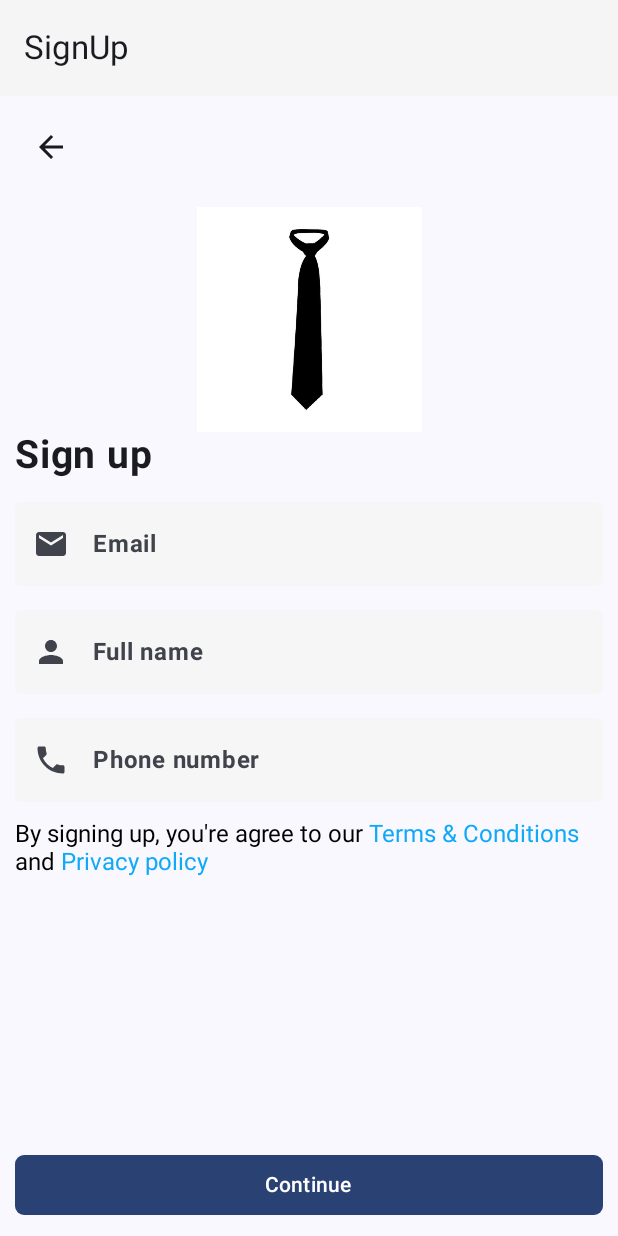
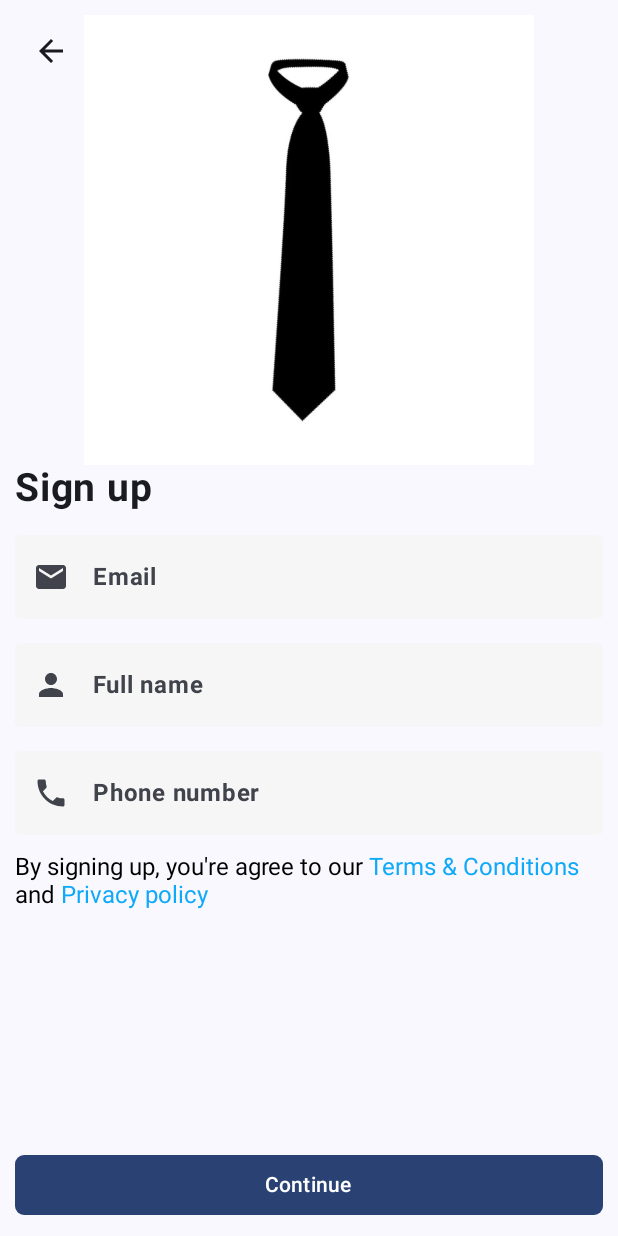
Before and after one commit to khyzhun/kravatka, an Android app built with Jetpack Compose: the SignUpScreen screen opened through its navigation route, on a phone screen of 412 x 824 dp. Run offline under Robolectric (Android 15) with nearby library versions, the phone set to English and light mode, and no system bars; our stand-ins replace Dagger/Hilt's generated code.

Commit message:
fixed top bar in screens

```diff
--- a/app/src/main/java/com/khyzhun/kravatka/core/components/TopBar.kt
+++ b/app/src/main/java/com/khyzhun/kravatka/core/components/TopBar.kt
@@ -16,7 +16,7 @@ import com.khyzhun.kravatka.ui.theme.Gray100
 
 @OptIn(ExperimentalMaterial3Api::class)
 @Composable
-fun TopBar(
+fun TopBarApp(
     title: String,
     onBackClick: () -> Unit = { },
     isEnableBackIcon:Boolean = true
--- a/app/src/main/java/com/khyzhun/kravatka/pages/notifications/NotificationsScreen.kt
+++ b/app/src/main/java/com/khyzhun/kravatka/pages/notifications/NotificationsScreen.kt
@@ -31,13 +31,13 @@ import androidx.compose.ui.tooling.preview.Preview
 import androidx.compose.ui.unit.dp
 import androidx.compose.ui.unit.sp
 import com.khyzhun.kravatka.R
-import com.khyzhun.kravatka.core.components.TopBar
+import com.khyzhun.kravatka.core.components.TopBarApp
 
 @OptIn(ExperimentalMaterial3Api::class)
 @Composable
 fun NotificationsScreen(onBackClick: () -> Unit) {
     Scaffold(topBar = {
-        TopBar(
+        TopBarApp(
             title = stringResource(id = R.string.notifications),
             onBackClick = onBackClick
         )
--- a/app/src/main/java/com/khyzhun/kravatka/pages/sing_up/SignUpScreen.kt
+++ b/app/src/main/java/com/khyzhun/kravatka/pages/sing_up/SignUpScreen.kt
@@ -21,8 +21,6 @@ import androidx.compose.material3.OutlinedTextField
 import androidx.compose.material3.Scaffold
 import androidx.compose.material3.Text
 import androidx.compose.material3.TextFieldDefaults
-import androidx.compose.material3.TopAppBar
-import androidx.compose.material3.TopAppBarDefaults
 import androidx.compose.runtime.Composable
 import androidx.compose.runtime.getValue
 import androidx.compose.runtime.mutableStateOf
@@ -38,15 +36,13 @@ import androidx.compose.ui.text.TextStyle
 import androidx.compose.ui.text.buildAnnotatedString
 import androidx.compose.ui.text.font.FontWeight
 import androidx.compose.ui.text.input.KeyboardType
-import androidx.compose.ui.text.style.TextOverflow
 import androidx.compose.ui.text.withStyle
 import androidx.compose.ui.unit.dp
 import androidx.compose.ui.unit.sp
 import com.khyzhun.kravatka.R
-import com.khyzhun.kravatka.ui.theme.Gray100
 import com.khyzhun.kravatka.widgets.BackIconButton
 import com.khyzhun.kravatka.widgets.ButtonPrimary
-import java.util.Locale
+import java.util.*
 
 @OptIn(ExperimentalMaterial3Api::class)
 @Composable
@@ -57,8 +53,8 @@ fun SignUpScreen(
     onTermsConditionsClick: () -> Unit,
     privacyPolicyOnClick: () -> Unit
 ) {
-    Scaffold(topBar = { TopBar() }) {
-        SignUnScreenContent(
+    Scaffold {
+        SignUpScreenContent(
             viewModel = viewModel,
             onBackClick = onBackClick,
             onNextClick = onNextClick,
@@ -71,7 +67,7 @@ fun SignUpScreen(
 
 @OptIn(ExperimentalMaterial3Api::class)
 @Composable
-private fun SignUnScreenContent(
+private fun SignUpScreenContent(
     viewModel: SignUpViewModel,
     onBackClick: () -> Unit,
     onNextClick: () -> Unit,
@@ -94,7 +90,7 @@ private fun SignUnScreenContent(
                 contentDescription = null,
                 modifier = modifier
                     .fillMaxWidth()
-                    .height(150.dp)
+                    .height(300.dp)
             )
         }
         Text(
@@ -236,15 +232,3 @@ private fun PrivacyBlock(onTermsConditionsClick: () -> Unit, privacyPolicyOnClic
                 }
         })
 }
-
-@OptIn(ExperimentalMaterial3Api::class)
-@Composable
-private fun TopBar() {
-    TopAppBar(
-        title = {
-            Text(
-                text = "SignUp", maxLines = 1, overflow = TextOverflow.Ellipsis
-            )
-        }, colors = TopAppBarDefaults.smallTopAppBarColors(Gray100)
-    )
-}
--- a/app/src/main/res/values/strings.xml
+++ b/app/src/main/res/values/strings.xml
@@ -21,4 +21,6 @@
     <string name="login_or_password">Login or Password incorrect</string>
     <string name="notifications">Notifications</string>
     <string name="new_notifications">New notifications</string>
+    <string name="next">Next</string>
+    <string name="sign_in">SignIn</string>
 </resources>
```
Also changed, not shown: app/src/main/java/com/khyzhun/kravatka/pages/sign_in/SignInScreen.kt (+2 -18 lines).
